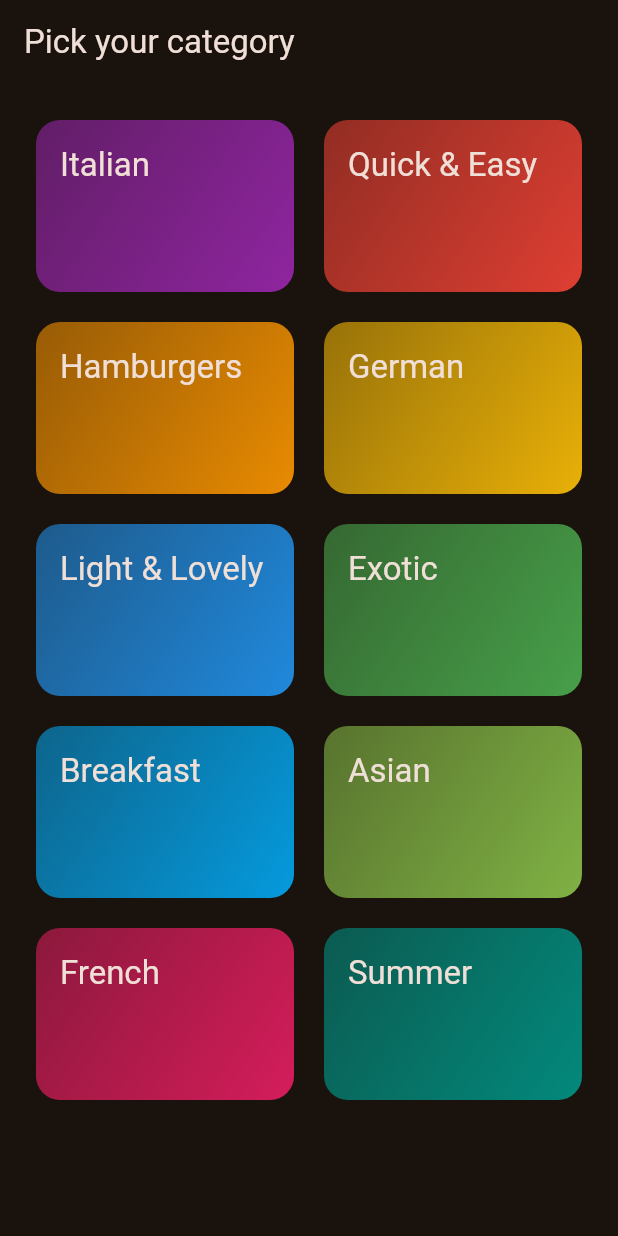
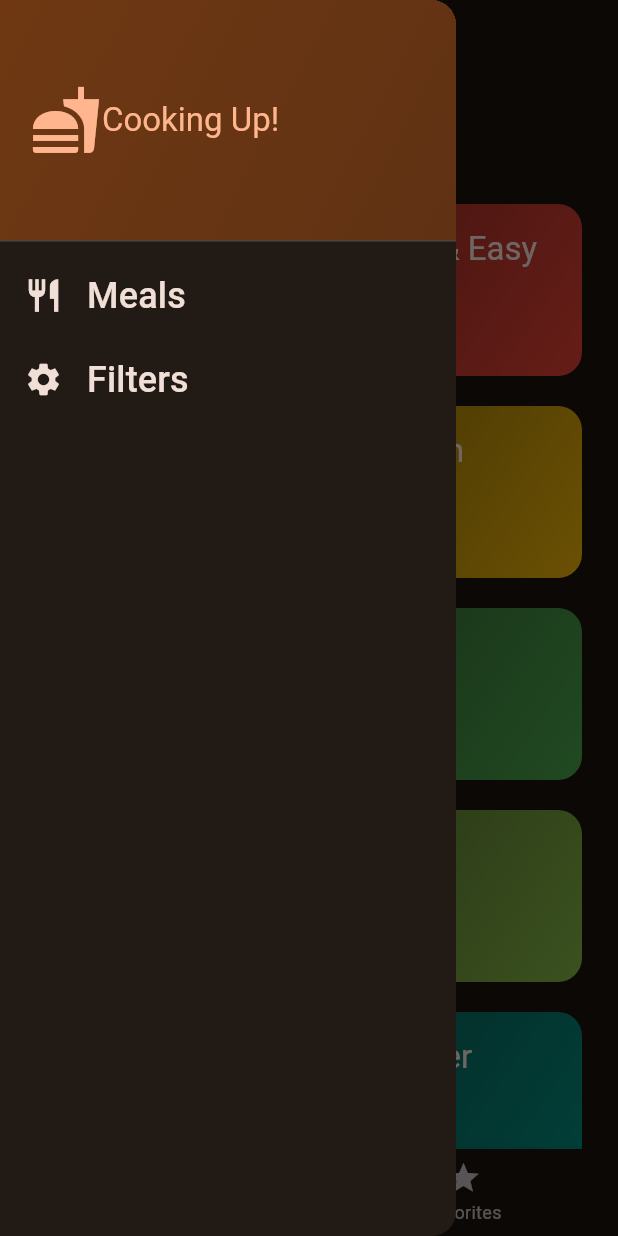
Before and after one commit to Cypher8/flutter-meals-app, a Flutter app: the screen it shows after launch, with the side drawer open (before the commit the screen has no drawer), on a phone screen of 412 x 824 dp. Run offline on Flutter 3.47's test engine with Material 2 defaults, Android fonts, the phone set to English and light mode, and no system bars; our stand-ins replace transparent_image.

Commit message:
feat: Add filters screen

```diff
--- a/lib/main.dart
+++ b/lib/main.dart
@@ -1,5 +1,6 @@
 import 'package:flutter/material.dart';
-import 'package:meals_app/screens/categories.dart';
+
+import 'package:meals_app/screens/tabs.dart';
 
 final theme = ThemeData(
   useMaterial3: true,
@@ -20,7 +21,7 @@ class App extends StatelessWidget {
   Widget build(BuildContext context) {
     return MaterialApp(
       theme: theme,
-      home: const CategoriesScreen(),
+      home: const TabsScreen(),
     );
   }
 }
--- a/lib/screens/categories.dart
+++ b/lib/screens/categories.dart
@@ -1,14 +1,22 @@
 import 'package:flutter/material.dart';
 import 'package:meals_app/data/dummy_data.dart';
 import 'package:meals_app/models/category.dart';
+import 'package:meals_app/models/meal.dart';
 import 'package:meals_app/screens/meals.dart';
 import 'package:meals_app/widgets/category_grid_item.dart';
 
 class CategoriesScreen extends StatelessWidget {
-  const CategoriesScreen({super.key});
+  const CategoriesScreen({
+    super.key,
+    required this.availableMeals,
+    required this.onToggleFavorite,
+  });
+
+  final void Function(Meal meal) onToggleFavorite;
+  final List<Meal> availableMeals;
 
   void _selectCategory(BuildContext context, Category category) {
-    final filteredMeals = dummyMeals
+    final filteredMeals = availableMeals
         .where((meal) => meal.categories.contains(category.id))
         .toList();
 
@@ -17,6 +25,7 @@ class CategoriesScreen extends StatelessWidget {
         builder: (ctx) => MealsScreen(
           title: category.title,
           meals: filteredMeals,
+          onToggleFavorite: onToggleFavorite,
         ),
       ),
     );
--- /dev/null
+++ b/lib/screens/tabs.dart
@@ -0,0 +1,138 @@
+import 'package:flutter/material.dart';
+import 'package:meals_app/data/dummy_data.dart';
+import 'package:meals_app/models/meal.dart';
+import 'package:meals_app/screens/categories.dart';
+import 'package:meals_app/screens/filters.dart';
+import 'package:meals_app/screens/meals.dart';
+import 'package:meals_app/widgets/main_drawer.dart';
+
+const kInitialFilters = {
+  Filter.glutenFree: false,
+  Filter.lactoseFree: false,
+  Filter.vegetarian: false,
+  Filter.vegan: false
+};
+
+class TabsScreen extends StatefulWidget {
+  const TabsScreen({super.key});
+
+  @override
+  State<TabsScreen> createState() {
+    return _TabsScreen();
+  }
+}
+
+class _TabsScreen extends State<TabsScreen> {
+  int _selectedPageIndex = 0;
+  final List<Meal> _favoriteMeals = [];
+  Map<Filter, bool> _selectedFilters = kInitialFilters;
+
+  void _showInfoMessage(String message) {
+    ScaffoldMessenger.of(context).clearSnackBars();
+    ScaffoldMessenger.of(context).showSnackBar(
+      SnackBar(
+        content: Text(message),
+      ),
+    );
+  }
+
+  void _toggleMealFavoriteStatus(Meal meal) {
+    final isExisting = _favoriteMeals.contains(meal);
+
+    if (isExisting) {
+      setState(() {
+        _favoriteMeals.remove(meal);
+      });
+      _showInfoMessage('Meal is no longer a favorite.');
+    } else {
+      setState(() {
+        _favoriteMeals.add(meal);
+      });
+      _showInfoMessage('Marked as a favorite!');
+    }
+  }
+
+  void _selectPage(int index) {
+    setState(() {
+      _selectedPageIndex = index;
+    });
+  }
+
+  void _setScreen(String identifier) async {
+    Navigator.of(context).pop();
+    if (identifier == 'filters') {
+      final result = await Navigator.of(context).push<Map<Filter, bool>>(
+        MaterialPageRoute(
+          builder: (ctx) => FiltersScreen(
+            currentFilters: _selectedFilters,
+          ),
+        ),
+      );
+
+      setState(() {
+        _selectedFilters = result ?? kInitialFilters;
+      });
+    }
+  }
+
+  @override
+  Widget build(BuildContext context) {
+    final availableMeals = dummyMeals.where(
+      (meal) {
+        if (_selectedFilters[Filter.glutenFree]! && !meal.isGlutenFree) {
+          return false;
+        }
+        if (_selectedFilters[Filter.lactoseFree]! && !meal.isLactoseFree) {
+          return false;
+        }
+        if (_selectedFilters[Filter.vegetarian]! && !meal.isVegetarian) {
+          return false;
+        }
+        if (_selectedFilters[Filter.vegan]! && !meal.isVegan) {
+          return false;
+        }
+
+        return true;
+      },
+    ).toList();
+
+    Widget activePage = CategoriesScreen(
+      onToggleFavorite: _toggleMealFavoriteStatus,
+      availableMeals: availableMeals,
+    );
+
+    var activePageTitle = 'Categories';
+
+    if (_selectedPageIndex == 1) {
+      activePage = MealsScreen(
+        meals: availableMeals,
+        onToggleFavorite: _toggleMealFavoriteStatus,
+      );
+      activePageTitle = 'Your Favorite';
+    }
+
+    return Scaffold(
+      appBar: AppBar(
+        title: Text(activePageTitle),
+      ),
+      drawer: MainDrawer(
+        onSelectScreen: _setScreen,
+      ),
+      body: activePage,
+      bottomNavigationBar: BottomNavigationBar(
+        onTap: _selectPage,
+        currentIndex: 0,
+        items: const [
+          BottomNavigationBarItem(
+            icon: Icon(Icons.set_meal),
+            label: 'Categories',
+          ),
+          BottomNavigationBarItem(
+            icon: Icon(Icons.star),
+            label: 'Favorites',
+          ),
+        ],
+      ),
+    );
+  }
+}
--- /dev/null
+++ b/lib/widgets/main_drawer.dart
@@ -0,0 +1,85 @@
+import 'package:flutter/material.dart';
+
+class MainDrawer extends StatelessWidget {
+  const MainDrawer({super.key, required this.onSelectScreen});
+
+  final void Function(String identifier) onSelectScreen;
+
+  @override
+  Widget build(BuildContext context) {
+    return Drawer(
+      child: Column(
+        children: [
+          DrawerHeader(
+            padding: const EdgeInsets.all(20),
+            decoration: BoxDecoration(
+              gradient: LinearGradient(
+                colors: [
+                  Theme.of(context).colorScheme.primaryContainer,
+                  Theme.of(context)
+                      .colorScheme
+                      .primaryContainer
+                      .withOpacity(0.8),
+                ],
+                begin: Alignment.topLeft,
+                end: Alignment.bottomRight,
+              ),
+            ),
+            child: Row(
+              children: [
+                Icon(
+                  Icons.fastfood,
+                  size: 48,
+                  color: Theme.of(context).colorScheme.primary,
+                ),
+                const SizedBox(
+                  height: 18,
+                ),
+                Text(
+                  'Cooking Up!',
+                  style: Theme.of(context).textTheme.titleLarge!.copyWith(
+                        color: Theme.of(context).colorScheme.primary,
+                      ),
+                )
+              ],
+            ),
+          ),
+          ListTile(
+            leading: Icon(
+              Icons.restaurant,
+              size: 26,
+              color: Theme.of(context).colorScheme.onBackground,
+            ),
+            title: Text(
+              'Meals',
+              style: Theme.of(context).textTheme.titleSmall!.copyWith(
+                    color: Theme.of(context).colorScheme.onBackground,
+                    fontSize: 24,
+                  ),
+            ),
+            onTap: () {
+              onSelectScreen('meals');
+            },
+          ),
+          ListTile(
+            leading: Icon(
+              Icons.settings,
+              size: 26,
+              color: Theme.of(context).colorScheme.onBackground,
+            ),
+            title: Text(
+              'Filters',
+              style: Theme.of(context).textTheme.titleSmall!.copyWith(
+                    color: Theme.of(context).colorScheme.onBackground,
+                    fontSize: 24,
+                  ),
+            ),
+            onTap: () {
+              onSelectScreen('filters');
+            },
+          )
+        ],
+      ),
+    );
+  }
+}
```
Also changed, not shown: lib/screens/filters.dart (added, +150 -0 lines), lib/screens/meal_details.dart (+15 -1 lines), lib/screens/meals.dart (+11 -3 lines).
